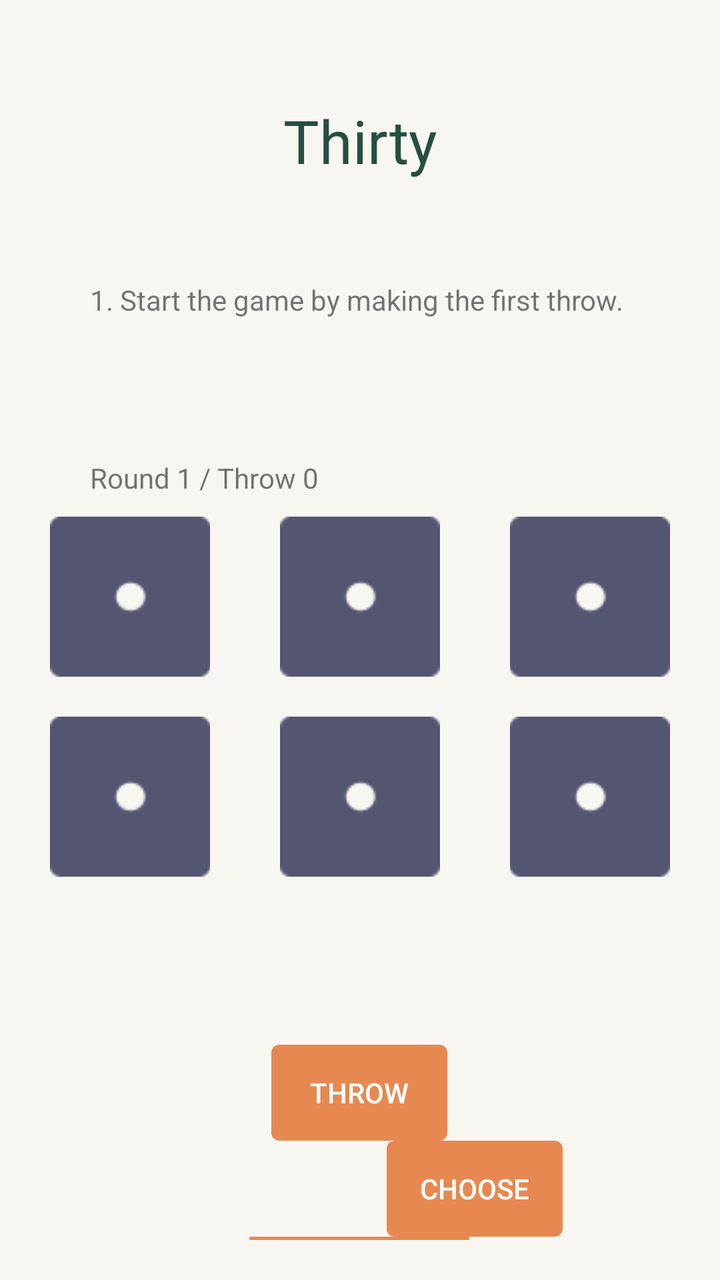
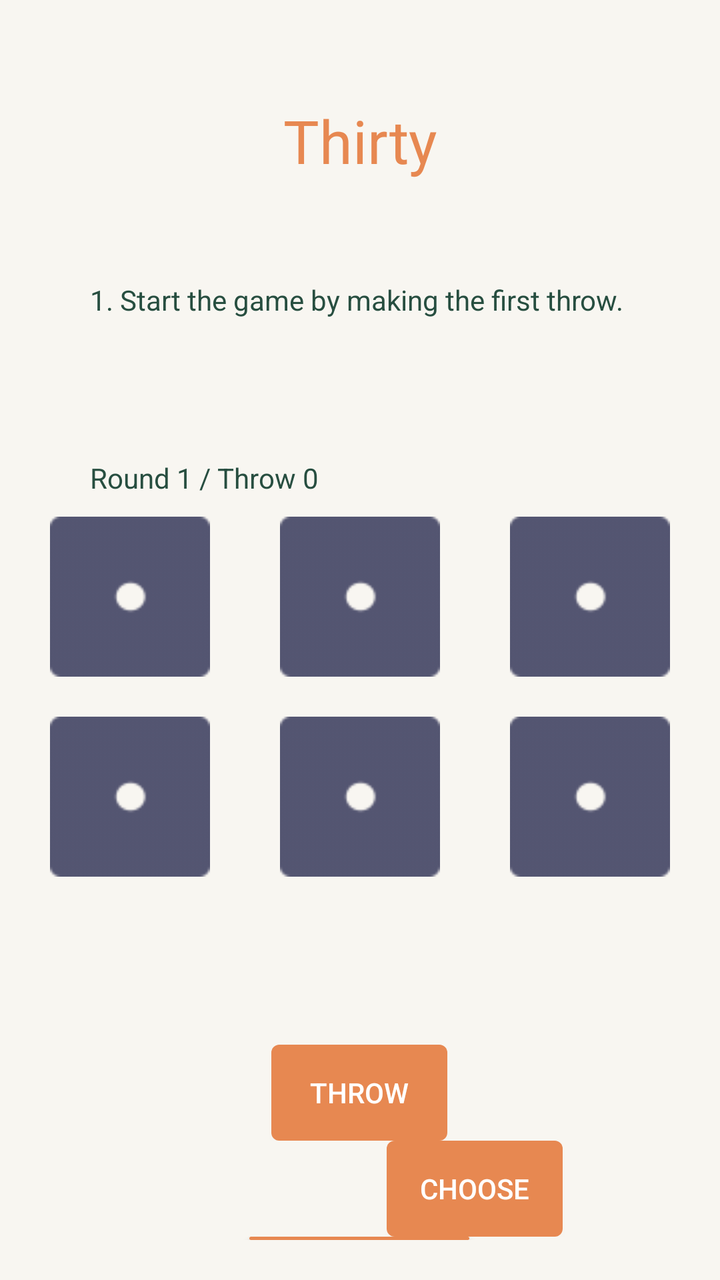

Compare the two renders of this Android layout. The source of the first and the diff that turns it into the second are given below.
<!-- AndroidManifest.xml: application theme Theme.Thirty -->
<!-- res/layout/start.xml -->
<?xml version="1.0" encoding="utf-8"?>
<LinearLayout xmlns:android="http://schemas.android.com/apk/res/android"
    android:layout_width="match_parent"
    android:layout_height="match_parent"
    android:orientation="vertical"
    android:background="@color/background"
    android:id="@+id/root_layout">

    <TextView
        android:id="@+id/textView"
        android:layout_width="match_parent"
        android:layout_height="wrap_content"
        android:text="@string/app_name"
        android:textSize="30sp"
        android:gravity="center"
        android:textColor="#274E40"
        android:layout_marginTop="50dp"
        android:layout_marginStart="15dp"
        android:layout_marginEnd="15dp"
        android:layout_marginBottom="50dp"/>

    <TextView
        android:id="@+id/description"
        android:layout_width="wrap_content"
        android:layout_height="50dp"
        android:text="@string/step1"
        android:layout_marginBottom="20dp"
        android:layout_marginStart="45dp"
        android:layout_marginEnd="45dp"/>

    <TextView
        android:id="@+id/total_points"
        android:layout_width="match_parent"
        android:layout_height="wrap_content"
        android:layout_marginStart="45dp"
        />

    <TextView
        android:id="@+id/throw_count"
        android:layout_width="match_parent"
        android:layout_height="wrap_content"
        android:text="@string/round_throw"
        android:layout_marginStart="45dp"
        />

    <TableLayout
        android:layout_width="match_parent"
        android:layout_height="wrap_content"
        android:orientation="horizontal">
        <TableRow
            android:gravity="center">

            <ImageButton
                android:id="@+id/dice_button_1"
                android:layout_width="wrap_content"
                android:layout_height="wrap_content"
                android:src="@drawable/blue1"
                android:padding="10dp"
                android:background="@android:color/transparent"
                android:minHeight="100dp"
                android:minWidth="100dp"
                android:scaleType="fitCenter"
                android:layout_marginEnd="15dp"
                android:contentDescription="@string/dice1"
                />

            <ImageButton
                android:id="@+id/dice_button_2"
                android:layout_width="wrap_content"
                android:layout_height="wrap_content"
                android:src="@drawable/blue1"
                android:padding="10dp"
                android:background="@android:color/transparent"
                android:minHeight="100dp"
                android:minWidth="100dp"
                android:scaleType="fitCenter"
                android:layout_marginEnd="15dp"
                android:contentDescription="@string/dice2"
                />

            <ImageButton
                android:id="@+id/dice_button_3"
                android:layout_width="wrap_content"
                android:layout_height="wrap_content"
                android:src="@drawable/blue1"
                android:padding="10dp"
                android:background="@android:color/transparent"
                android:minHeight="100dp"
                android:minWidth="100dp"
                android:scaleType="fitCenter"
                android:contentDescription="@string/dice3"
                />
        </TableRow>

        <TableRow
            android:gravity="center">

            <ImageButton
                android:id="@+id/dice_button_4"
                android:layout_width="wrap_content"
                android:layout_height="wrap_content"
                android:src="@drawable/blue1"
                android:padding="10dp"
                android:background="@android:color/transparent"
                android:minHeight="100dp"
                android:minWidth="100dp"
                android:scaleType="fitCenter"
                android:layout_marginEnd="15dp"
                android:contentDescription="@string/dice4"
                />

            <ImageButton
                android:id="@+id/dice_button_5"
                android:layout_width="wrap_content"
                android:layout_height="wrap_content"
                android:src="@drawable/blue1"
                android:padding="10dp"
                android:background="@android:color/transparent"
                android:minHeight="100dp"
                android:minWidth="100dp"
                android:scaleType="fitCenter"
                android:layout_marginEnd="15dp"
                android:contentDescription="@string/dice5"
                />

            <ImageButton
                android:id="@+id/dice_button_6"
                android:layout_width="wrap_content"
                android:layout_height="wrap_content"
                android:src="@drawable/blue1"
                android:padding="10dp"
                android:background="@android:color/transparent"
                android:minHeight="100dp"
                android:minWidth="100dp"
                android:scaleType="fitCenter"
                android:contentDescription="@string/dice6"
                />
        </TableRow>

        <TextView
            android:id="@+id/status_add"
            android:layout_width="match_parent"
            android:layout_height="wrap_content"
            android:layout_marginBottom="15dp"
            android:layout_marginStart="45dp"/>

        <TableRow
            android:layout_width="match_parent"
            android:layout_height="match_parent"
            android:gravity="center"
            android:layout_marginTop="40dp">

            <Button
                android:id="@+id/throw_button"
                android:layout_gravity="center"
                android:background="@drawable/button_shape"
                android:gravity="center"
                android:text="@string/throw_button"
                android:textColor="@color/white" />

        </TableRow>
        <TableRow
            android:layout_width="match_parent"
            android:layout_height="match_parent"
            android:gravity="center">

            <Spinner
                android:id="@+id/spinner"
                android:layout_width="wrap_content"
                android:layout_height="wrap_content"
                android:spinnerMode="dialog"
                android:padding="13dp"
                android:background="@drawable/spinner_shape"
                android:layout_gravity="center"/>
            <Button
                android:id="@+id/choose_button"
                android:layout_gravity="center"
                android:background="@drawable/button_shape"
                android:gravity="center"
                android:text="@string/choose_button"
                android:textColor="@color/white" />
        </TableRow>
        <TableRow
            android:layout_width="match_parent"
            android:layout_height="match_parent"
            android:gravity="center"
            android:layout_marginBottom="20dp">
            <Button
                android:id="@+id/add_points_button"
                android:layout_gravity="center"
                android:background="@drawable/button_shape"
                android:gravity="center"
                android:text="@string/add_points_button"
                android:textColor="@color/white"
                android:width="110dp"/>
        </TableRow>
        <TableRow
            android:layout_width="match_parent"
            android:layout_height="match_parent"
            android:gravity="center">
            <Button
                android:id="@+id/next_round_button"
                android:layout_gravity="center"
                android:background="@drawable/button_shape"
                android:gravity="center"
                android:text="@string/next_round_button"
                android:textColor="@color/white"
                android:width="110dp" />
        </TableRow>
        <TableRow
            android:layout_width="match_parent"
            android:layout_height="match_parent"
            android:gravity="center">
            <Button
                android:id="@+id/view_results_button"
                android:layout_gravity="center"
                android:background="@drawable/button_shape"
                android:gravity="center"
                android:text="@string/view_results_button"
                android:textColor="@color/white"
                android:width="110dp"/>
        </TableRow>
    </TableLayout>
</LinearLayout>
<!-- resources referenced by this layout -->
<resources>
  <color name="background">#FFF8F6F1</color>
  <color name="white">#FFFFFFFF</color>
  <!-- drawable blue1: png bitmap (drawable-hdpi, 261 bytes) -->
  <!-- drawable button_shape (drawable) -->
  <shape xmlns:android="http://schemas.android.com/apk/res/android"
      android:shape="rectangle" >
      <solid
          android:color="@color/button" />
  
  
  
      <corners
          android:radius="4dp" />
  </shape>
  <!-- drawable spinner_shape (drawable) -->
  <shape xmlns:android="http://schemas.android.com/apk/res/android"
      android:shape="rectangle" >
      <solid
          android:color="@android:color/transparent" />
      <stroke
          android:width="1dip"
          android:color="@color/button"/>
      <corners
          android:radius="4dp" />
  </shape>
  <string name="add_points_button">Add points</string>
  <string name="app_name">Thirty</string>
  <string name="choose_button">Choose</string>
  <string name="dice1">Dice1</string>
  <string name="dice2">Dice2</string>
  <string name="dice3">Dice3</string>
  <string name="dice4">Dice4</string>
  <string name="dice5">Dice5</string>
  <string name="dice6">Dice6</string>
  <string name="next_round_button">Next round</string>
  <string name="round_throw">Round 1 / Throw 0</string>
  <string name="step1">1. Start the game by making the first throw.</string>
  <string name="throw_button">Throw</string>
  <string name="view_results_button">View results</string>
  <style name="Theme.Thirty" parent="android:Theme.Material.Light.NoActionBar">
      </style>
  <color name="button">#FFE78851</color>
</resources>

<!-- the commit's change to res/layout/start.xml (unified diff, before → after) -->
@@ -13,7 +13,7 @@
         android:text="@string/app_name"
         android:textSize="30sp"
         android:gravity="center"
-        android:textColor="#274E40"
+        android:textColor="#E78851"
         android:layout_marginTop="50dp"
         android:layout_marginStart="15dp"
         android:layout_marginEnd="15dp"
@@ -26,7 +26,8 @@
         android:text="@string/step1"
         android:layout_marginBottom="20dp"
         android:layout_marginStart="45dp"
-        android:layout_marginEnd="45dp"/>
+        android:layout_marginEnd="45dp"
+        android:textColor="#274E40"/>
 
     <TextView
         android:id="@+id/total_points"
@@ -41,6 +42,7 @@
         android:layout_height="wrap_content"
         android:text="@string/round_throw"
         android:layout_marginStart="45dp"
+        android:textColor="#274E40"
         />
 
     <TableLayout
@@ -142,7 +144,8 @@
             android:layout_width="match_parent"
             android:layout_height="wrap_content"
             android:layout_marginBottom="15dp"
-            android:layout_marginStart="45dp"/>
+            android:layout_marginStart="45dp"
+            android:textColor="#274E40"/>
 
         <TableRow
             android:layout_width="match_parent"
